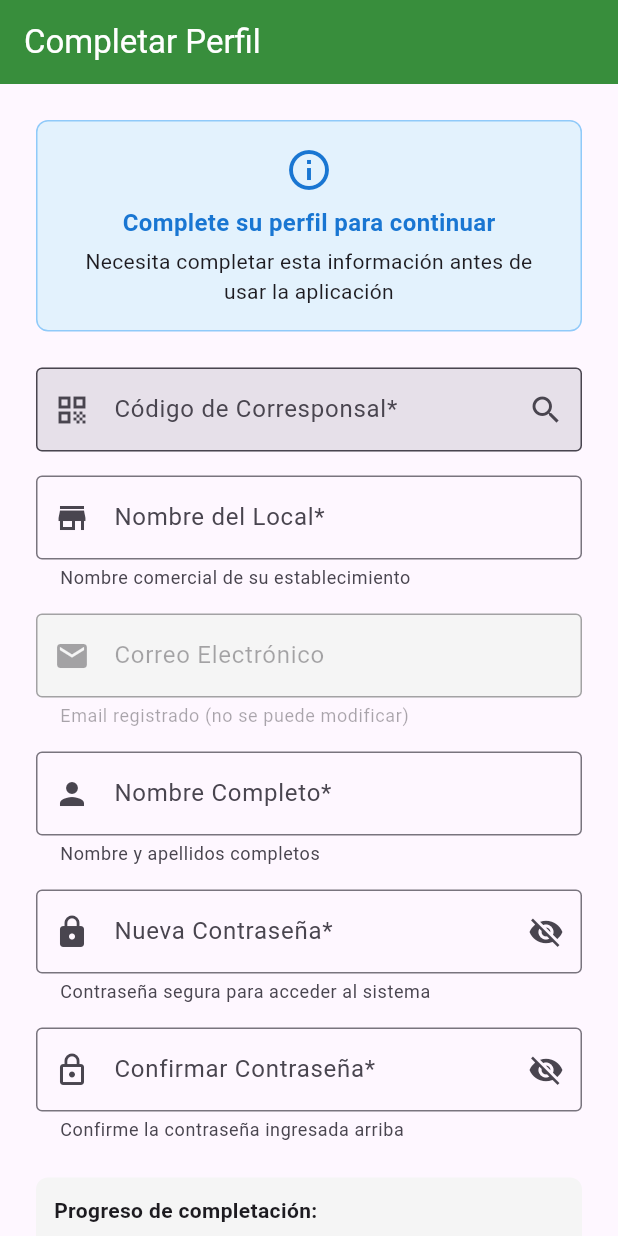
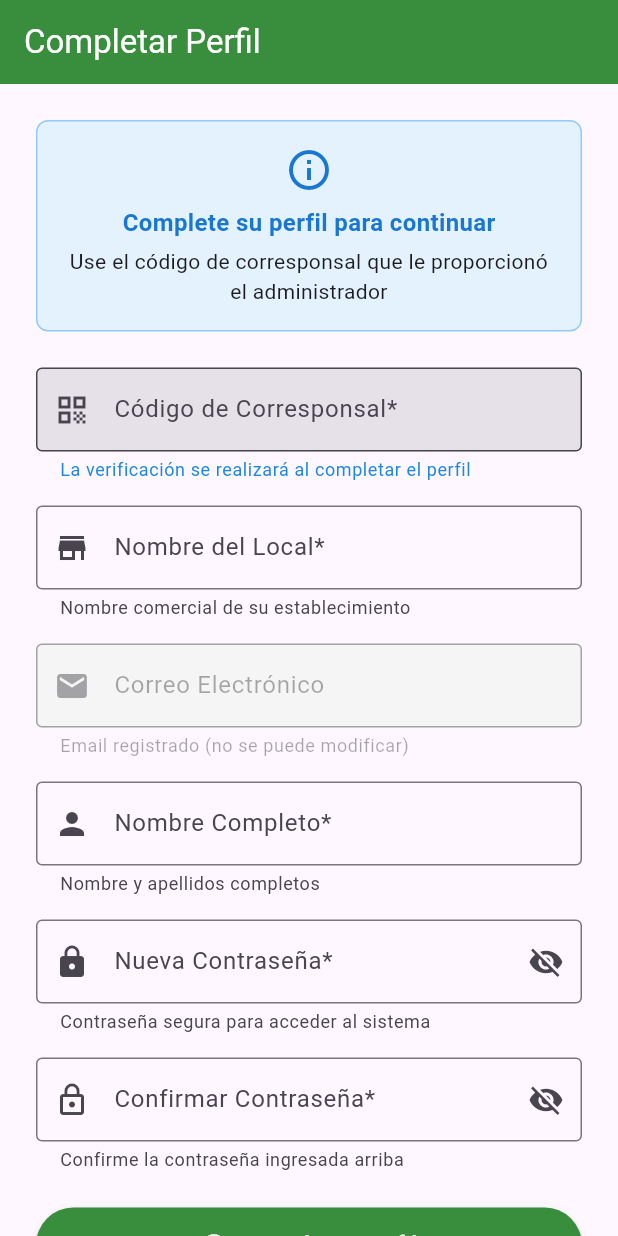
Before and after one commit to SteevenRiofrio/riocaja_smart_frontend, a Flutter app: the CompleteProfileScreen screen opened directly, on a phone screen of 412 x 824 dp. Run offline on Flutter 3.47's test engine with Material 3 defaults, Android fonts, the phone set to English and light mode, and no system bars; our stand-ins replace camera, firebase_core, pdf, share_plus, shared_preferences; missing offline and left inert: google_mlkit_text_recognition; accounts and stored records are empty.

Commit message:
prueba de escaneo

```diff
--- a/lib/screens/complete_profile_screen.dart
+++ b/lib/screens/complete_profile_screen.dart
@@ -13,6 +13,7 @@ class CompleteProfileScreen extends StatefulWidget {
   @override
   _CompleteProfileScreenState createState() => _CompleteProfileScreenState();
 }
+// lib/screens/complete_profile_screen.dart - CORRECCIÓN PARA VERIFICACIÓN DE CÓDIGO
 
 class _CompleteProfileScreenState extends State<CompleteProfileScreen> {
   final _formKey = GlobalKey<FormState>();
@@ -30,10 +31,11 @@ class _CompleteProfileScreenState extends State<CompleteProfileScreen> {
   @override
   void initState() {
     super.initState();
-    // Si viene con código pre-asignado, verificarlo
-    if (widget.codigoCorresponsal != null) {
+    // Si viene con código pre-asignado, marcarlo como verificado automáticamente
+    if (widget.codigoCorresponsal != null && widget.codigoCorresponsal!.isNotEmpty) {
       _codigoController.text = widget.codigoCorresponsal!;
-      _verificarCodigo();
+      _codigoVerificado = true; // ✅ MARCARLO COMO VERIFICADO AUTOMÁTICAMENTE
+      print('Código pre-asignado: ${widget.codigoCorresponsal}, marcado como verificado');
     }
 
     // Pre-llenar email y nombre si están disponibles
@@ -57,8 +59,23 @@ class _CompleteProfileScreenState extends State<CompleteProfileScreen> {
     if (_codigoController.text.isEmpty) return;
 
     try {
-      final authService = AuthService();
-      final isValid = await authService.verifyCorresponsalCode(_codigoController.text);
+      // ✅ VERIFICAR QUE TENEMOS TOKEN ANTES DE HACER LA VERIFICACIÓN
+      final authProvider = Provider.of<AuthProvider>(context, listen: false);
+
+      if (!authProvider.isAuthenticated || authProvider.user?.token == null) {
+        ScaffoldMessenger.of(context).showSnackBar(
+          SnackBar(
+            content: Text('Error de autenticación. Por favor inicie sesión nuevamente.'),
+            backgroundColor: Colors.red,
+          ),
+        );
+        return;
+      }
+
+      print('Verificando código: ${_codigoController.text} con token disponible');
+
+      final isValid = await authProvider.verifyCorresponsalCode(_codigoController.text.trim());
+
       setState(() {
         _codigoVerificado = isValid;
       });
@@ -66,7 +83,7 @@ class _CompleteProfileScreenState extends State<CompleteProfileScreen> {
       if (!isValid) {
         ScaffoldMessenger.of(context).showSnackBar(
           SnackBar(
-            content: Text('Código de corresponsal inválido'),
+            content: Text('Código de corresponsal inválido o no coincide con su cuenta'),
             backgroundColor: Colors.red,
           ),
         );
@@ -81,10 +98,22 @@ class _CompleteProfileScreenState extends State<CompleteProfileScreen> {
       }
     } catch (e) {
       print('Error verificando código: $e');
+
+      // ✅ MEJORAR MANEJO DE ERRORES ESPECÍFICOS
+      String errorMessage = 'Error al verificar código. Intente nuevamente.';
+
+      if (e.toString().contains('token')) {
+        errorMessage = 'Error de autenticación. El código será verificado al completar el perfil.';
+        // En este caso, no marcar como error crítico
+        setState(() {
+          _codigoVerificado = true; // Permitir continuar
+        });
+      }
+
       ScaffoldMessenger.of(context).showSnackBar(
         SnackBar(
-          content: Text('Error al verificar código. Intente nuevamente.'),
-          backgroundColor: Colors.orange,
+          content: Text(errorMessage),
+          backgroundColor: e.toString().contains('token') ? Colors.orange : Colors.red,
         ),
       );
     }
@@ -92,10 +121,15 @@ class _CompleteProfileScreenState extends State<CompleteProfileScreen> {
 
   Future<void> _completarPerfil() async {
     if (!_formKey.currentState!.validate()) return;
-    if (!_codigoVerificado) {
+
+    // ✅ PERMITIR CONTINUAR INCLUSO SI LA VERIFICACIÓN FALLÓ POR TOKEN
+    // La verificación real se hará en el backend
+    final codigoLimpio = _codigoController.text.trim();
+
+    if (codigoLimpio.isEmpty) {
       ScaffoldMessenger.of(context).showSnackBar(
         SnackBar(
-          content: Text('Debe verificar el código de corresponsal primero'),
+          content: Text('Debe ingresar el código de corresponsal'),
           backgroundColor: Colors.red,
         ),
       );
@@ -106,10 +140,13 @@ class _CompleteProfileScreenState extends State<CompleteProfileScreen> {
 
     try {
       final authProvider = Provider.of<AuthProvider>(context, listen: false);
+
+      print('Completando perfil con código: $codigoLimpio');
+
       final success = await authProvider.completeProfile(
-        codigoCorresponsal: _codigoController.text,
-        nombreLocal: _nombreLocalController.text,
-        nombreCompleto: _nombreCompletoController.text,
+        codigoCorresponsal: codigoLimpio,
+        nombreLocal: _nombreLocalController.text.trim(),
+        nombreCompleto: _nombreCompletoController.text.trim(),
         password: _passwordController.text,
       );
 
@@ -128,15 +165,24 @@ class _CompleteProfileScreenState extends State<CompleteProfileScreen> {
       } else {
         ScaffoldMessenger.of(context).showSnackBar(
           SnackBar(
-            content: Text('Error al completar perfil. Verifique los datos.'),
+            content: Text('Error al completar perfil. Verifique que el código sea correcto.'),
             backgroundColor: Colors.red,
           ),
         );
       }
     } catch (e) {
+      print('Error al completar perfil: $e');
+
+      String errorMessage = 'Error: $e';
+      if (e.toString().contains('codigo incorrecto') || e.toString().contains('código incorrecto')) {
+        errorMessage = 'El código de corresponsal no es válido para su cuenta.';
+      } else if (e.toString().contains('token')) {
+        errorMessage = 'Error de autenticación. Por favor inicie sesión nuevamente.';
+      }
+
       ScaffoldMessenger.of(context).showSnackBar(
         SnackBar(
-          content: Text('Error: $e'),
+          content: Text(errorMessage),
           backgroundColor: Colors.red,
         ),
       );
@@ -154,7 +200,7 @@ class _CompleteProfileScreenState extends State<CompleteProfileScreen> {
         title: Text('Completar Perfil'),
         backgroundColor: Colors.green.shade700,
         foregroundColor: Colors.white,
-        automaticallyImplyLeading: false, // No permitir volver atrás
+        automaticallyImplyLeading: false,
         elevation: 0,
       ),
       body: SafeArea(
@@ -187,7 +233,7 @@ class _CompleteProfileScreenState extends State<CompleteProfileScreen> {
                       ),
                       SizedBox(height: 4),
                       Text(
-                        'Necesita completar esta información antes de usar la aplicación',
+                        'Use el código de corresponsal que le proporcionó el administrador',
                         style: TextStyle(fontSize: 14),
                         textAlign: TextAlign.center,
                       ),
@@ -208,9 +254,10 @@ class _CompleteProfileScreenState extends State<CompleteProfileScreen> {
                       children: [
                         if (_codigoController.text.isNotEmpty)
                           Icon(
-                            _codigoVerificado ? Icons.check_circle : Icons.error,
-                            color: _codigoVerificado ? Colors.green : Colors.red,
+                            _codigoVerificado ? Icons.check_circle : Icons.help_outline,
+                            color: _codigoVerificado ? Colors.green : Colors.orange,
                           ),
+                        if (!_codigoVerificado && _codigoController.text.isNotEmpty)
                           IconButton(
                             icon: Icon(Icons.search),
                             onPressed: _verificarCodigo,
@@ -221,26 +268,38 @@ class _CompleteProfileScreenState extends State<CompleteProfileScreen> {
                     border: OutlineInputBorder(),
                     filled: true,
                     fillColor: _codigoVerificado ? Colors.green.shade50 : null,
+                    helperText: widget.codigoCorresponsal != null
+                        ? 'Este código fue asignado por el administrador'
+                        : 'La verificación se realizará al completar el perfil',
+                    helperStyle: TextStyle(color: Colors.blue.shade600),
                   ),
-                  textCapitalization: TextCapitalization.characters,
+                  readOnly: widget.codigoCorresponsal != null, // ✅ Solo lectura si viene pre-asignado
                   onChanged: (value) {
+                    // Solo permitir cambios si no viene pre-asignado
+                    if (widget.codigoCorresponsal == null) {
                       setState(() {
                         _codigoVerificado = false;
                       });
+                    }
                   },
-                  onFieldSubmitted: (value) => _verificarCodigo(),
+                  onFieldSubmitted: (value) {
+                    if (widget.codigoCorresponsal == null) {
+                      _verificarCodigo();
+                    }
+                  },
                   validator: (value) {
                     if (value == null || value.isEmpty) {
                       return 'El código de corresponsal es requerido';
                     }
-                    if (value.length < 3) {
-                      return 'El código debe tener al menos 3 caracteres';
+                    if (value.length < 2) {
+                      return 'El código debe tener al menos 2 caracteres';
                     }
                     return null;
                   },
                 ),
                 SizedBox(height: 16),
 
+                // Resto de campos igual que antes...
                 // Nombre del local
                 TextFormField(
                   controller: _nombreLocalController,
@@ -301,6 +360,7 @@ class _CompleteProfileScreenState extends State<CompleteProfileScreen> {
                   },
                 ),
                 SizedBox(height: 16),
+
                 // Nueva contraseña
                 TextFormField(
                   controller: _passwordController,
@@ -329,7 +389,6 @@ class _CompleteProfileScreenState extends State<CompleteProfileScreen> {
                     if (value.length < 8) {
                       return 'La contraseña debe tener al menos 8 caracteres';
                     }
-                    // Validaciones adicionales de seguridad
                     if (!RegExp(r'^(?=.*[a-zA-Z])(?=.*\d)').hasMatch(value)) {
                       return 'La contraseña debe contener letras y números';
                     }
@@ -370,41 +429,11 @@ class _CompleteProfileScreenState extends State<CompleteProfileScreen> {
                 ),
                 SizedBox(height: 24),
 
-                // Indicador de progreso
-                Container(
-                  padding: EdgeInsets.all(12),
-                  decoration: BoxDecoration(
-                    color: Colors.grey.shade100,
-                    borderRadius: BorderRadius.circular(8),
-                  ),
-                  child: Column(
-                    crossAxisAlignment: CrossAxisAlignment.start,
-                    children: [
-                      Text(
-                        'Progreso de completación:',
-                        style: TextStyle(fontWeight: FontWeight.bold),
-                      ),
-                      SizedBox(height: 8),
-                      LinearProgressIndicator(
-                        value: _getCompletionProgress(),
-                        backgroundColor: Colors.grey.shade300,
-                        valueColor: AlwaysStoppedAnimation<Color>(Colors.green),
-                      ),
-                      SizedBox(height: 4),
-                      Text(
-                        '${(_getCompletionProgress() * 100).toInt()}% completado',
-                        style: TextStyle(fontSize: 12),
-                      ),
-                    ],
-                  ),
-                ),
-                SizedBox(height: 24),
-
                 // Botón para completar perfil
                 SizedBox(
                   height: 50,
                   child: ElevatedButton(
-                    onPressed: (_isLoading || !_codigoVerificado) ? null : _completarPerfil,
+                    onPressed: _isLoading ? null : _completarPerfil,
                     style: ElevatedButton.styleFrom(
                       backgroundColor: Colors.green.shade700,
                       foregroundColor: Colors.white,
@@ -441,72 +470,7 @@ class _CompleteProfileScreenState extends State<CompleteProfileScreen> {
                 ),
                 SizedBox(height: 16),
 
-                // Botón de verificar código (si no está verificado)
-                if (!_codigoVerificado && _codigoController.text.isNotEmpty)
-                  SizedBox(
-                    height: 40,
-                    child: OutlinedButton.icon(
-                      onPressed: _isLoading ? null : _verificarCodigo,
-                      icon: Icon(Icons.verified_user),
-                      label: Text('Verificar Código'),
-                      style: OutlinedButton.styleFrom(
-                        foregroundColor: Colors.blue.shade700,
-                        side: BorderSide(color: Colors.blue.shade700),
-                      ),
-                    ),
-                  ),
-
-                if (!_codigoVerificado && _codigoController.text.isNotEmpty)
-                  SizedBox(height: 16),
-
                 // Nota informativa
-                Container(
-                  padding: EdgeInsets.all(12),
-                  decoration: BoxDecoration(
-                    color: Colors.amber.shade50,
-                    borderRadius: BorderRadius.circular(8),
-                    border: Border.all(color: Colors.amber.shade200),
-                  ),
-                  child: Column(
-                    crossAxisAlignment: CrossAxisAlignment.start,
-                    children: [
-                      Row(
-                        crossAxisAlignment: CrossAxisAlignment.start,
-                        children: [
-                          Icon(Icons.warning_amber, color: Colors.amber.shade700, size: 20),
-                          SizedBox(width: 8),
-                          Expanded(
-                            child: Column(
-                              crossAxisAlignment: CrossAxisAlignment.start,
-                              children: [
-                                Text(
-                                  'Información importante:',
-                                  style: TextStyle(
-                                    fontWeight: FontWeight.bold,
-                                    color: Colors.amber.shade800,
-                                  ),
-                                ),
-                                SizedBox(height: 4),
-                                Text(
-                                  '• El código de corresponsal debe ser proporcionado por un administrador\n'
-                                  '• Una vez completado el perfil, no podrá modificar estos datos\n'
-                                  '• Contacte al administrador si no tiene el código o hay problemas',
-                                  style: TextStyle(
-                                    fontSize: 12,
-                                    color: Colors.amber.shade800,
-                                  ),
-                                ),
-                              ],
-                            ),
-                          ),
-                        ],
-                      ),
-                    ],
-                  ),
-                ),
-                SizedBox(height: 16),
-
-                // Información de contacto (opcional)
                 Container(
                   padding: EdgeInsets.all(12),
                   decoration: BoxDecoration(
@@ -519,10 +483,10 @@ class _CompleteProfileScreenState extends State<CompleteProfileScreen> {
                     children: [
                       Row(
                         children: [
-                          Icon(Icons.support_agent, color: Colors.green.shade700, size: 20),
+                          Icon(Icons.info, color: Colors.green.shade700, size: 20),
                           SizedBox(width: 8),
                           Text(
-                            '¿Necesita ayuda?',
+                            'Información:',
                             style: TextStyle(
                               fontWeight: FontWeight.bold,
                               color: Colors.green.shade700,
@@ -532,7 +496,9 @@ class _CompleteProfileScreenState extends State<CompleteProfileScreen> {
                       ),
                       SizedBox(height: 4),
                       Text(
-                        'Si tiene problemas para completar su perfil, contacte al administrador del sistema.',
+                        '• El código será verificado automáticamente al completar el perfil\n'
+                        '• Una vez completado, tendrá acceso completo al sistema\n'
+                        '• Contacte al administrador si tiene problemas',
                         style: TextStyle(
                           fontSize: 12,
                           color: Colors.green.shade800,
@@ -548,19 +514,4 @@ class _CompleteProfileScreenState extends State<CompleteProfileScreen> {
       ),
     );
   }
-
-  // Método para calcular el progreso de completación
-  double _getCompletionProgress() {
-    int completedFields = 0;
-    int totalFields = 5;
-
-    if (_codigoVerificado) completedFields++;
-    if (_nombreLocalController.text.isNotEmpty) completedFields++;
-    if (_nombreCompletoController.text.isNotEmpty) completedFields++;
-    if (_passwordController.text.isNotEmpty) completedFields++;
-    if (_confirmPasswordController.text.isNotEmpty &&
-        _confirmPasswordController.text == _passwordController.text) completedFields++;
-
-    return completedFields / totalFields;
 }
-}
```
Also changed, not shown: lib/screens/pending_users_screen.dart (+69 -28 lines). Lines whose indentation alone changed are shown as unchanged.
